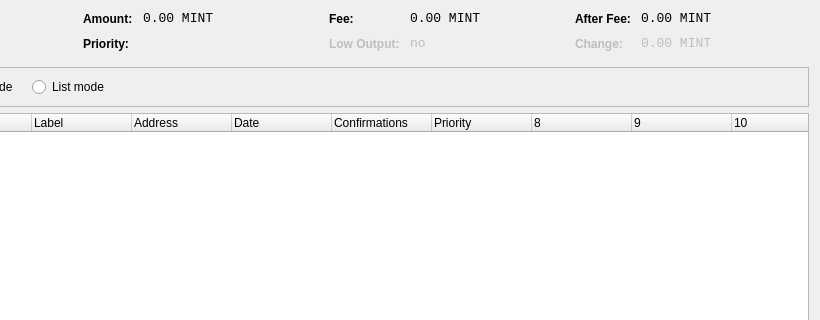
Old version of the form src/qt/forms/coincontroldialog.ui in the repository Crestington/mintcoin; both pictures show x 180 to 1000 and y 0 to 320 of the 1000 by 500 pixel window.
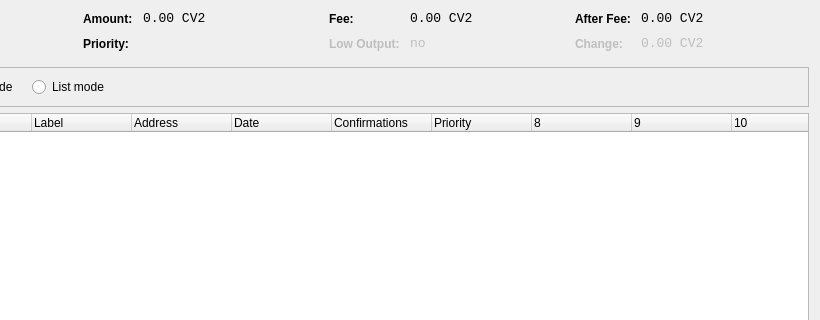
New version of the form. Custom widgets are drawn as their Qt base class.

```diff
--- a/src/qt/forms/coincontroldialog.ui
+++ b/src/qt/forms/coincontroldialog.ui
@@ -141,7 +141,7 @@
           <enum>Qt::ActionsContextMenu</enum>
          </property>
          <property name="text">
-          <string>0.00 MINT</string>
+          <string>0.00 CV2</string>
          </property>
          <property name="textInteractionFlags">
           <set>Qt::LinksAccessibleByMouse|Qt::TextSelectableByKeyboard|Qt::TextSelectableByMouse</set>
@@ -221,7 +221,7 @@
           <enum>Qt::ActionsContextMenu</enum>
          </property>
          <property name="text">
-          <string>0.00 MINT</string>
+          <string>0.00 CV2</string>
          </property>
          <property name="textInteractionFlags">
           <set>Qt::LinksAccessibleByMouse|Qt::TextSelectableByKeyboard|Qt::TextSelectableByMouse</set>
@@ -307,7 +307,7 @@
           <enum>Qt::ActionsContextMenu</enum>
          </property>
          <property name="text">
-          <string>0.00 MINT</string>
+          <string>0.00 CV2</string>
          </property>
          <property name="textInteractionFlags">
           <set>Qt::LinksAccessibleByMouse|Qt::TextSelectableByKeyboard|Qt::TextSelectableByMouse</set>
@@ -345,7 +345,7 @@
           <enum>Qt::ActionsContextMenu</enum>
          </property>
          <property name="text">
-          <string>0.00 MINT</string>
+          <string>0.00 CV2</string>
          </property>
          <property name="textInteractionFlags">
           <set>Qt::LinksAccessibleByMouse|Qt::TextSelectableByKeyboard|Qt::TextSelectableByMouse</set>
```
